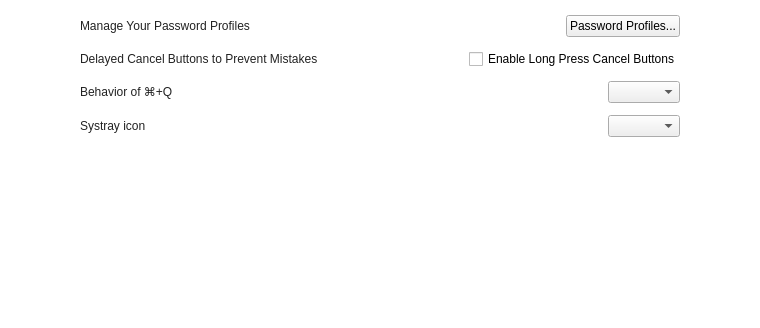
Qt form src/MainWindow.ui (mooltipass/moolticute) before a commit; both pictures show x 114 to 874 and y 304 to 632 of the 988 by 632 pixel window.
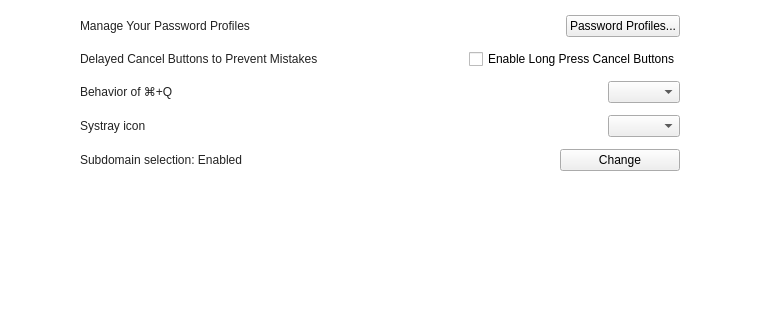
The same form after that commit. Icons and pictures are not drawn. Custom widgets are drawn as their Qt base class.

Commit message: Adding enable subdomain selection to Settings

Patch:
```diff
--- a/src/MainWindow.ui
+++ b/src/MainWindow.ui
@@ -2973,7 +2973,50 @@
              </layout>
             </item>
             <item>
-             <spacer name="horizontalSpacer_41">
+             <layout class="QHBoxLayout" name="horizontalLayout_44">
+              <item>
+               <widget class="QLabel" name="labelSubdomainSelection">
+                <property name="sizePolicy">
+                 <sizepolicy hsizetype="MinimumExpanding" vsizetype="Preferred">
+                  <horstretch>0</horstretch>
+                  <verstretch>0</verstretch>
+                 </sizepolicy>
+                </property>
+                <property name="text">
+                 <string>Subdomain selection: Enabled</string>
+                </property>
+               </widget>
+              </item>
+              <item>
+               <spacer name="horizontalSpacer_45">
+                <property name="orientation">
+                 <enum>Qt::Horizontal</enum>
+                </property>
+                <property name="sizeHint" stdset="0">
+                 <size>
+                  <width>40</width>
+                  <height>20</height>
+                 </size>
+                </property>
+               </spacer>
+              </item>
+              <item>
+               <widget class="QPushButton" name="pushButtonSubDomain">
+                <property name="minimumSize">
+                 <size>
+                  <width>120</width>
+                  <height>0</height>
+                 </size>
+                </property>
+                <property name="text">
+                 <string>Change</string>
+                </property>
+               </widget>
+              </item>
+             </layout>
+            </item>
+            <item>
+             <spacer name="horizontalSpacer_44">
               <property name="orientation">
                <enum>Qt::Horizontal</enum>
               </property>
```
The commit also changes 3 other files.
